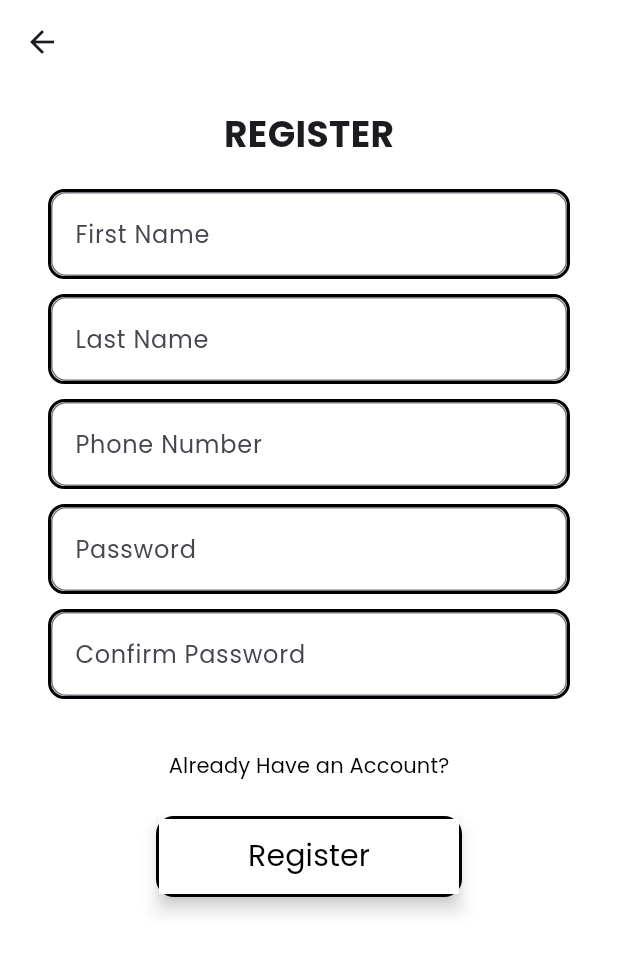
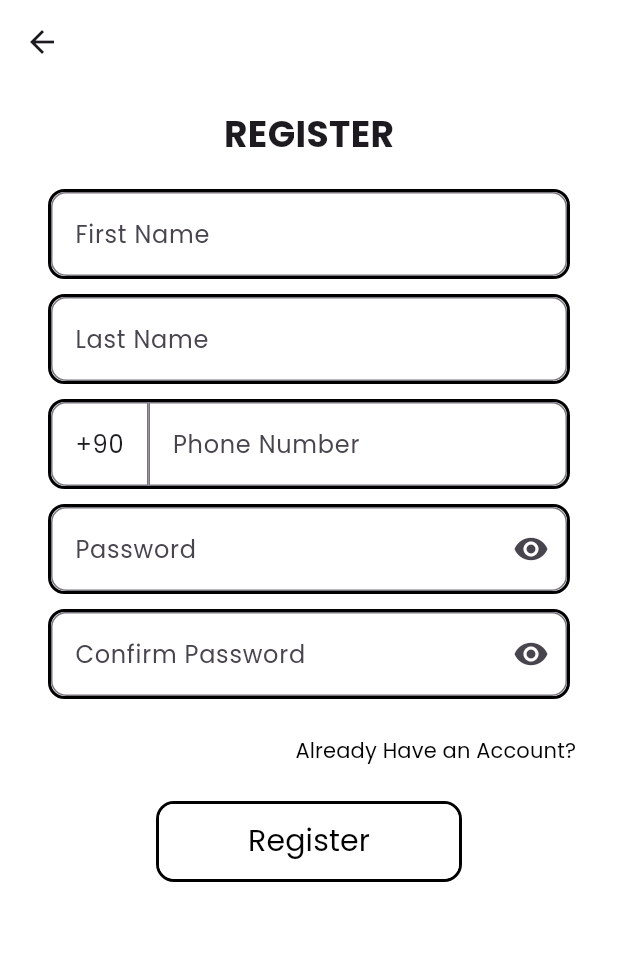
Before and after one commit to hayrullahalper/BarbershopApp, a Flutter app: the screen it shows after launch, after a tap on "Register", on a phone screen of 412 x 824 dp. Shown: the top 953 px of the screen. Run offline on Flutter 3.47's test engine with Material 3 defaults, Android fonts, the phone set to English and light mode, and no system bars; our stand-ins replace flutter_masked_text2.

Commit message:
feat: add new features

```diff
--- a/barbershopapp/lib/components/custom_button.dart
+++ b/barbershopapp/lib/components/custom_button.dart
@@ -31,7 +31,8 @@ class CustomButton extends StatelessWidget {
         ),
         child: Material(
           color: color,
-          elevation: 5.0,
+          elevation: 0,
+          borderRadius: BorderRadius.circular(10),
           child: MaterialButton(
             onPressed: () {
               onPressed();
--- a/barbershopapp/lib/components/custom_input_field.dart
+++ b/barbershopapp/lib/components/custom_input_field.dart
@@ -1,12 +1,31 @@
 import 'package:flutter/material.dart';
+import 'package:flutter/services.dart';
+import 'package:flutter_masked_text2/flutter_masked_text2.dart';
 
-class CustomInputField extends StatelessWidget {
+class CustomInputField extends StatefulWidget {
   final String labelText;
+  final bool isPhoneNumber;
+  final bool isPassword;
 
-  const CustomInputField({super.key, required this.labelText});
+  const CustomInputField({
+    super.key,
+    required this.labelText,
+    this.isPhoneNumber = false,
+    this.isPassword = false,
+  });
+
+  @override
+  _CustomInputFieldState createState() => _CustomInputFieldState();
+}
+
+class _CustomInputFieldState extends State<CustomInputField> {
+  bool _obscureText = true;
 
   @override
   Widget build(BuildContext context) {
+    var phoneController = MaskedTextController(mask: '(000) 000 00 00');
+    var countryCodeController = TextEditingController(text: "+90");
+
     return Padding(
       padding: const EdgeInsets.only(left: 16, right: 16),
       child: Container(
@@ -14,13 +33,74 @@ class CustomInputField extends StatelessWidget {
           border: Border.all(color: Colors.black, width: 2.0), // Black border
           borderRadius: BorderRadius.circular(11.0),
         ),
-        child: TextField(
-          decoration: InputDecoration(
-            hintText: labelText,
-            hintStyle: TextStyle(fontFamily: "Poppins", fontSize: 16),
-            border: OutlineInputBorder(borderRadius: BorderRadius.circular(10)),
-          ),
-        ),
+        child: widget.isPhoneNumber
+            ? Row(
+                children: [
+                  Container(
+                    width: 65,
+                    child: TextField(
+                      controller: countryCodeController,
+                      keyboardType: TextInputType.phone,
+                      decoration: const InputDecoration(
+                        hintText: "+90",
+                        hintStyle:
+                            TextStyle(fontFamily: "Poppins", fontSize: 16),
+                        border: OutlineInputBorder(
+                          borderRadius: BorderRadius.only(
+                            topLeft: Radius.circular(10),
+                            bottomLeft: Radius.circular(10),
+                          ),
+                        ),
+                      ),
+                    ),
+                  ),
+                  Expanded(
+                    child: TextField(
+                      controller: phoneController,
+                      keyboardType: TextInputType.phone,
+                      inputFormatters: <TextInputFormatter>[
+                        FilteringTextInputFormatter.digitsOnly,
+                      ],
+                      decoration: InputDecoration(
+                        hintText: widget.labelText,
+                        hintStyle: const TextStyle(
+                            fontFamily: "Poppins", fontSize: 16),
+                        border: const OutlineInputBorder(
+                          borderRadius: BorderRadius.only(
+                            topRight: Radius.circular(10),
+                            bottomRight: Radius.circular(10),
+                          ),
+                        ),
+                      ),
+                    ),
+                  ),
+                ],
+              )
+            : TextField(
+                obscureText: widget.isPassword ? _obscureText : false,
+                decoration: InputDecoration(
+                  hintText: widget.labelText,
+                  hintStyle:
+                      const TextStyle(fontFamily: "Poppins", fontSize: 16),
+                  border: OutlineInputBorder(
+                    borderRadius: BorderRadius.circular(10),
+                  ),
+                  suffixIcon: widget.isPassword
+                      ? IconButton(
+                          icon: Icon(
+                            _obscureText
+                                ? Icons.visibility
+                                : Icons.visibility_off,
+                          ),
+                          onPressed: () {
+                            setState(() {
+                              _obscureText = !_obscureText;
+                            });
+                          },
+                        )
+                      : null,
+                ),
+              ),
       ),
     );
   }
--- /dev/null
+++ b/barbershopapp/lib/components/custom_text_button.dart
@@ -0,0 +1,30 @@
+import 'package:flutter/material.dart';
+
+class CustomTextButton extends StatelessWidget {
+  final alignment;
+
+  final text;
+  final color;
+
+  const CustomTextButton(
+      {super.key,
+      this.text,
+      this.color = Colors.black,
+      this.alignment = Alignment.centerRight});
+
+  @override
+  Widget build(BuildContext context) {
+    return Align(
+      alignment: Alignment.centerRight,
+      child: TextButton(
+        onPressed: () {
+          // Handle forgot password
+        },
+        child: Text(
+          text,
+          style: TextStyle(color: Colors.black),
+        ),
+      ),
+    );
+  }
+}
--- a/barbershopapp/lib/main.dart
+++ b/barbershopapp/lib/main.dart
@@ -23,6 +23,7 @@ class BarbershopApp extends StatelessWidget {
           ),
           scaffoldBackgroundColor: Colors.white),
       home: WelcomeScreen(),
+      debugShowCheckedModeBanner: false,
     );
   }
 }
--- a/barbershopapp/lib/screens/register_screen.dart
+++ b/barbershopapp/lib/screens/register_screen.dart
@@ -1,5 +1,6 @@
 import 'package:barbershopapp/components/custom_button.dart';
 import 'package:barbershopapp/components/custom_input_field.dart';
+import 'package:barbershopapp/components/custom_text_button.dart';
 import 'package:barbershopapp/screens/verify_screen.dart';
 import 'package:flutter/material.dart';
 
@@ -23,7 +24,7 @@ class RegisterScreen extends StatelessWidget {
               child: Column(
                 mainAxisAlignment: MainAxisAlignment.center,
                 children: <Widget>[
-                  const Text(
+                  Text(
                     textAlign: TextAlign.left,
                     'REGISTER',
                     style: TextStyle(
@@ -36,21 +37,24 @@ class RegisterScreen extends StatelessWidget {
                   CustomInputField(labelText: "First Name"),
                   SizedBox(height: 10),
                   CustomInputField(labelText: "Last Name"),
-                  const SizedBox(height: 10),
-                  CustomInputField(labelText: "Phone Number"),
-                  const SizedBox(height: 10),
-                  CustomInputField(labelText: "Password"),
-                  const SizedBox(height: 10),
-                  CustomInputField(labelText: "Confirm Password"),
-                  const SizedBox(height: 20),
-                  TextButton(
-                    onPressed: () {},
-                    child: const Text(
-                      'Already Have an Account?',
-                      style: TextStyle(color: Colors.black),
-                    ),
+                  SizedBox(height: 10),
+                  CustomInputField(
+                    labelText: "Phone Number",
+                    isPhoneNumber: true,
                   ),
-                  const SizedBox(height: 10),
+                  SizedBox(height: 10),
+                  CustomInputField(
+                    labelText: "Password",
+                    isPassword: true,
+                  ),
+                  SizedBox(height: 10),
+                  CustomInputField(
+                    labelText: "Confirm Password",
+                    isPassword: true,
+                  ),
+                  SizedBox(height: 10),
+                  CustomTextButton(text: "Already Have an Account?"),
+                  SizedBox(height: 10),
                   CustomButton(
                     text: "Register",
                     onPressed: () {
--- a/barbershopapp/lib/screens/welcome_screen.dart
+++ b/barbershopapp/lib/screens/welcome_screen.dart
@@ -5,6 +5,8 @@ import 'package:flutter/material.dart';
 import 'login_screen.dart';
 
 class WelcomeScreen extends StatelessWidget {
+  const WelcomeScreen({super.key});
+
   @override
   Widget build(BuildContext context) {
     return Scaffold(
@@ -16,10 +18,10 @@ class WelcomeScreen extends StatelessWidget {
             Hero(
                 tag: "barberlogo",
                 child: Image.asset('assets/images/logo.png', height: 225)),
-            SizedBox(height: 20),
+            const SizedBox(height: 20),
             CustomButton(
               text: "Login",
-              fontSize: 24,
+              fontSize: 20,
               onPressed: () {
                 Navigator.push(
                   context,
@@ -27,10 +29,10 @@ class WelcomeScreen extends StatelessWidget {
                 );
               },
             ),
-            SizedBox(height: 10),
+            const SizedBox(height: 10),
             CustomButton(
               text: "Register",
-              fontSize: 24,
+              fontSize: 20,
               onPressed: () {
                 Navigator.push(
                   context,
--- a/barbershopapp/pubspec.yaml
+++ b/barbershopapp/pubspec.yaml
@@ -20,6 +20,7 @@ dependencies:
 
   cupertino_icons: ^1.0.6
   google_fonts: ^4.0.3
+  flutter_masked_text2: ^0.9.1
 
 dev_dependencies:
   flutter_test:
```
Also changed, not shown: barbershopapp/lib/components/custom_otp_box.dart (added, +37 -0 lines), barbershopapp/lib/screens/login_screen.dart (+10 -14 lines), barbershopapp/lib/screens/verify_screen.dart (+37 -49 lines), barbershopapp/assets/images/phono.svg (added), barbershopapp/pubspec.lock, 2 other files.
